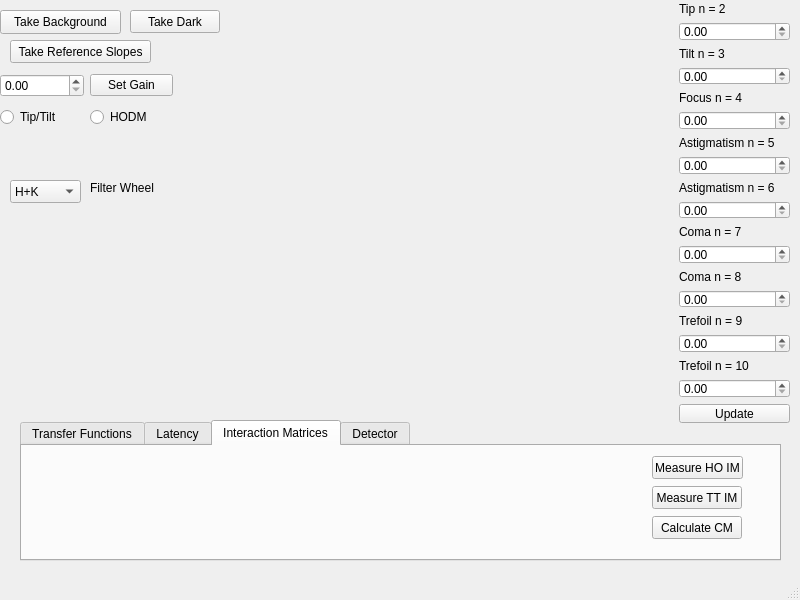
Old version of the form src/Graffiti.ui in the repository soylentdeen/Graffiti.
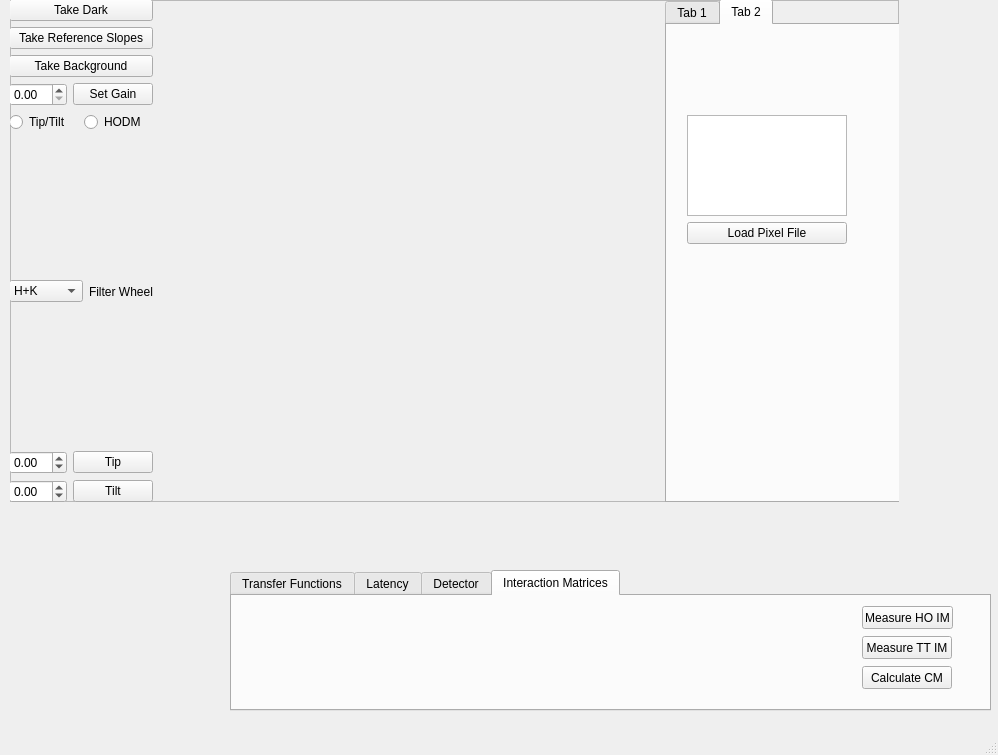
New version of the form. The open tabs and pages were chosen to show the change. Custom widgets are drawn as their Qt base class.

```diff
--- a/src/Graffiti.ui
+++ b/src/Graffiti.ui
@@ -6,331 +6,19 @@
    <rect>
     <x>0</x>
     <y>0</y>
-    <width>800</width>
-    <height>600</height>
+    <width>998</width>
+    <height>755</height>
    </rect>
   </property>
   <property name="windowTitle">
    <string>MainWindow</string>
   </property>
   <widget class="QWidget" name="centralwidget">
-   <widget class="QPushButton" name="BackgroundButton">
-    <property name="geometry">
-     <rect>
-      <x>0</x>
-      <y>10</y>
-      <width>121</width>
-      <height>24</height>
-     </rect>
-    </property>
-    <property name="text">
-     <string>Take Background</string>
-    </property>
-   </widget>
-   <widget class="MatplotlibWidget" name="DMPlotWindow" native="true">
-    <property name="geometry">
-     <rect>
-      <x>260</x>
-      <y>0</y>
-      <width>421</width>
-      <height>421</height>
-     </rect>
-    </property>
-   </widget>
-   <widget class="QWidget" name="verticalLayoutWidget">
-    <property name="geometry">
-     <rect>
-      <x>679</x>
-      <y>2</y>
-      <width>111</width>
-      <height>421</height>
-     </rect>
-    </property>
-    <layout class="QVBoxLayout" name="verticalLayout">
-     <item>
-      <widget class="QLabel" name="label_8">
-       <property name="text">
-        <string>Tip n = 2</string>
-       </property>
-      </widget>
-     </item>
-     <item>
-      <widget class="QDoubleSpinBox" name="noll2SB">
-       <property name="maximum">
-        <double>10.000000000000000</double>
-       </property>
-       <property name="singleStep">
-        <double>0.010000000000000</double>
-       </property>
-      </widget>
-     </item>
-     <item>
-      <widget class="QLabel" name="label_9">
-       <property name="text">
-        <string>Tilt n = 3</string>
-       </property>
-      </widget>
-     </item>
-     <item>
-      <widget class="QDoubleSpinBox" name="noll3SB">
-       <property name="maximum">
-        <double>10.000000000000000</double>
-       </property>
-       <property name="singleStep">
-        <double>0.010000000000000</double>
-       </property>
-      </widget>
-     </item>
-     <item>
-      <widget class="QLabel" name="label">
-       <property name="text">
-        <string>Focus n = 4</string>
-       </property>
-      </widget>
-     </item>
-     <item>
-      <widget class="QDoubleSpinBox" name="noll4SB">
-       <property name="maximum">
-        <double>10.000000000000000</double>
-       </property>
-       <property name="singleStep">
-        <double>0.010000000000000</double>
-       </property>
-      </widget>
-     </item>
-     <item>
-      <widget class="QLabel" name="label_2">
-       <property name="text">
-        <string>Astigmatism n = 5</string>
-       </property>
-      </widget>
-     </item>
-     <item>
-      <widget class="QDoubleSpinBox" name="noll5SB">
-       <property name="maximum">
-        <double>10.000000000000000</double>
-       </property>
-       <property name="singleStep">
-        <double>0.010000000000000</double>
-       </property>
-      </widget>
-     </item>
-     <item>
-      <widget class="QLabel" name="label_3">
-       <property name="text">
-        <string>Astigmatism n = 6</string>
-       </property>
-      </widget>
-     </item>
-     <item>
-      <widget class="QDoubleSpinBox" name="noll6SB">
-       <property name="maximum">
-        <double>10.000000000000000</double>
-       </property>
-       <property name="singleStep">
-        <double>0.010000000000000</double>
-       </property>
-      </widget>
-     </item>
-     <item>
-      <widget class="QLabel" name="label_4">
-       <property name="text">
-        <string>Coma n = 7</string>
-       </property>
-      </widget>
-     </item>
-     <item>
-      <widget class="QDoubleSpinBox" name="noll7SB">
-       <property name="maximum">
-        <double>10.000000000000000</double>
-       </property>
-       <property name="singleStep">
-        <double>0.010000000000000</double>
-       </property>
-      </widget>
-     </item>
-     <item>
-      <widget class="QLabel" name="label_5">
-       <property name="text">
-        <string>Coma n = 8</string>
-       </property>
-      </widget>
-     </item>
-     <item>
-      <widget class="QDoubleSpinBox" name="noll8SB">
-       <property name="maximum">
-        <double>10.000000000000000</double>
-       </property>
-       <property name="singleStep">
-        <double>0.010000000000000</double>
-       </property>
-      </widget>
-     </item>
-     <item>
-      <widget class="QLabel" name="label_6">
-       <property name="text">
-        <string>Trefoil n = 9</string>
-       </property>
-      </widget>
-     </item>
-     <item>
-      <widget class="QDoubleSpinBox" name="noll9SB">
-       <property name="maximum">
-        <double>10.000000000000000</double>
-       </property>
-       <property name="singleStep">
-        <double>0.010000000000000</double>
-       </property>
-      </widget>
-     </item>
-     <item>
-      <widget class="QLabel" name="label_7">
-       <property name="text">
-        <string>Trefoil n = 10</string>
-       </property>
-      </widget>
-     </item>
-     <item>
-      <widget class="QDoubleSpinBox" name="noll10SB">
-       <property name="maximum">
-        <double>10.000000000000000</double>
-       </property>
-       <property name="singleStep">
-        <double>0.010000000000000</double>
-       </property>
-      </widget>
-     </item>
-     <item>
-      <widget class="QPushButton" name="UpdateZernButton">
-       <property name="text">
-        <string>Update</string>
-       </property>
-      </widget>
-     </item>
-    </layout>
-   </widget>
-   <widget class="QWidget" name="verticalLayoutWidget_2">
-    <property name="geometry">
-     <rect>
-      <x>0</x>
-      <y>70</y>
-      <width>173</width>
-      <height>61</height>
-     </rect>
-    </property>
-    <layout class="QVBoxLayout" name="verticalLayout_3">
-     <item>
-      <layout class="QHBoxLayout" name="horizontalLayout_5">
-       <item>
-        <widget class="QDoubleSpinBox" name="Gain">
-         <property name="maximum">
-          <double>1.000000000000000</double>
-         </property>
-         <property name="singleStep">
-          <double>0.050000000000000</double>
-         </property>
-        </widget>
-       </item>
-       <item>
-        <widget class="QPushButton" name="SetGain">
-         <property name="text">
-          <string>Set Gain</string>
-         </property>
-        </widget>
-       </item>
-      </layout>
-     </item>
-     <item>
-      <layout class="QHBoxLayout" name="horizontalLayout_6">
-       <item>
-        <widget class="QRadioButton" name="TT_GainSelector">
-         <property name="text">
-          <string>Tip/Tilt</string>
-         </property>
-        </widget>
-       </item>
-       <item>
-        <widget class="QRadioButton" name="HO_GainSelector">
-         <property name="text">
-          <string>HODM</string>
-         </property>
-        </widget>
-       </item>
-      </layout>
-     </item>
-    </layout>
-   </widget>
-   <widget class="QPushButton" name="RefSlopes_Button">
-    <property name="geometry">
-     <rect>
-      <x>10</x>
-      <y>40</y>
-      <width>141</width>
-      <height>23</height>
-     </rect>
-    </property>
-    <property name="text">
-     <string>Take Reference Slopes</string>
-    </property>
-   </widget>
-   <widget class="QPushButton" name="pushButton">
-    <property name="geometry">
-     <rect>
-      <x>130</x>
-      <y>10</y>
-      <width>90</width>
-      <height>23</height>
-     </rect>
-    </property>
-    <property name="text">
-     <string>Take Dark</string>
-    </property>
-   </widget>
-   <widget class="QComboBox" name="FilterWheelCB">
-    <property name="geometry">
-     <rect>
-      <x>10</x>
-      <y>180</y>
-      <width>71</width>
-      <height>23</height>
-     </rect>
-    </property>
-    <item>
-     <property name="text">
-      <string>H+K</string>
-     </property>
-    </item>
-    <item>
-     <property name="text">
-      <string>ND 1</string>
-     </property>
-    </item>
-    <item>
-     <property name="text">
-      <string>ND 3</string>
-     </property>
-    </item>
-    <item>
-     <property name="text">
-      <string>Open</string>
-     </property>
-    </item>
-    <item>
-     <property name="text">
-      <string>Blank</string>
-     </property>
-    </item>
-    <item>
-     <property name="text">
-      <string>Initialize</string>
-     </property>
-    </item>
-   </widget>
    <widget class="QTabWidget" name="tabWidget">
     <property name="geometry">
      <rect>
-      <x>20</x>
-      <y>420</y>
+      <x>230</x>
+      <y>570</y>
       <width>761</width>
       <height>141</height>
      </rect>
@@ -446,50 +134,6 @@
       </property>
      </widget>
     </widget>
-    <widget class="QWidget" name="tab">
-     <attribute name="title">
-      <string>Interaction Matrices</string>
-     </attribute>
-     <widget class="QPushButton" name="HO_IM_Button">
-      <property name="geometry">
-       <rect>
-        <x>630</x>
-        <y>10</y>
-        <width>91</width>
-        <height>23</height>
-       </rect>
-      </property>
-      <property name="text">
-       <string>Measure HO IM</string>
-      </property>
-     </widget>
-     <widget class="QPushButton" name="TT_IM_Button">
-      <property name="geometry">
-       <rect>
-        <x>630</x>
-        <y>40</y>
-        <width>90</width>
-        <height>23</height>
-       </rect>
-      </property>
-      <property name="text">
-       <string>Measure TT IM</string>
-      </property>
-     </widget>
-     <widget class="QPushButton" name="Calc_CM_Button">
-      <property name="geometry">
-       <rect>
-        <x>630</x>
-        <y>70</y>
-        <width>90</width>
-        <height>23</height>
-       </rect>
-      </property>
-      <property name="text">
-       <string>Calculate CM</string>
-      </property>
-     </widget>
-    </widget>
     <widget class="QWidget" name="tab_3">
      <attribute name="title">
       <string>Detector</string>
@@ -567,19 +211,482 @@
       </property>
      </widget>
     </widget>
+    <widget class="QWidget" name="tab">
+     <attribute name="title">
+      <string>Interaction Matrices</string>
+     </attribute>
+     <widget class="QPushButton" name="HO_IM_Button">
+      <property name="geometry">
+       <rect>
+        <x>630</x>
+        <y>10</y>
+        <width>91</width>
+        <height>23</height>
+       </rect>
+      </property>
+      <property name="text">
+       <string>Measure HO IM</string>
+      </property>
+     </widget>
+     <widget class="QPushButton" name="TT_IM_Button">
+      <property name="geometry">
+       <rect>
+        <x>630</x>
+        <y>40</y>
+        <width>90</width>
+        <height>23</height>
+       </rect>
+      </property>
+      <property name="text">
+       <string>Measure TT IM</string>
+      </property>
+     </widget>
+     <widget class="QPushButton" name="Calc_CM_Button">
+      <property name="geometry">
+       <rect>
+        <x>630</x>
+        <y>70</y>
+        <width>90</width>
+        <height>23</height>
+       </rect>
+      </property>
+      <property name="text">
+       <string>Calculate CM</string>
+      </property>
+     </widget>
+    </widget>
    </widget>
-   <widget class="QLabel" name="label_11">
+   <widget class="QFrame" name="frame">
     <property name="geometry">
      <rect>
-      <x>90</x>
-      <y>180</y>
-      <width>71</width>
-      <height>16</height>
+      <x>10</x>
+      <y>0</y>
+      <width>889</width>
+      <height>502</height>
      </rect>
     </property>
-    <property name="text">
-     <string>Filter Wheel</string>
+    <property name="frameShape">
+     <enum>QFrame::StyledPanel</enum>
     </property>
+    <property name="frameShadow">
+     <enum>QFrame::Raised</enum>
+    </property>
+    <widget class="QWidget" name="horizontalLayoutWidget">
+     <property name="geometry">
+      <rect>
+       <x>-1</x>
+       <y>-1</y>
+       <width>891</width>
+       <height>504</height>
+      </rect>
+     </property>
+     <layout class="QHBoxLayout" name="horizontalLayout_3">
+      <item>
+       <layout class="QVBoxLayout" name="verticalLayout_4">
+        <item>
+         <layout class="QVBoxLayout" name="verticalLayout_7">
+          <item>
+           <widget class="QPushButton" name="pushButton">
+            <property name="text">
+             <string>Take Dark</string>
+            </property>
+           </widget>
+          </item>
+          <item>
+           <widget class="QPushButton" name="RefSlopes_Button">
+            <property name="text">
+             <string>Take Reference Slopes</string>
+            </property>
+           </widget>
+          </item>
+          <item>
+           <widget class="QPushButton" name="BackgroundButton">
+            <property name="text">
+             <string>Take Background</string>
+            </property>
+           </widget>
+          </item>
+          <item>
+           <layout class="QVBoxLayout" name="verticalLayout_3">
+            <item>
+             <layout class="QHBoxLayout" name="horizontalLayout_5">
+              <item>
+               <widget class="QDoubleSpinBox" name="Gain">
+                <property name="maximum">
+                 <double>1.000000000000000</double>
+                </property>
+                <property name="singleStep">
+                 <double>0.050000000000000</double>
+                </property>
+               </widget>
+              </item>
+              <item>
+               <widget class="QPushButton" name="SetGain">
+                <property name="text">
+                 <string>Set Gain</string>
+                </property>
+               </widget>
+              </item>
+             </layout>
+            </item>
+            <item>
+             <layout class="QHBoxLayout" name="horizontalLayout_6">
+              <item>
+               <widget class="QRadioButton" name="TT_GainSelector">
+                <property name="text">
+                 <string>Tip/Tilt</string>
+                </property>
+               </widget>
+              </item>
+              <item>
+               <widget class="QRadioButton" name="HO_GainSelector">
+                <property name="text">
+                 <string>HODM</string>
+                </property>
+               </widget>
+              </item>
+             </layout>
+            </item>
+           </layout>
+          </item>
+          <item>
+           <layout class="QHBoxLayout" name="horizontalLayout_4">
+            <item>
+             <widget class="QComboBox" name="FilterWheelCB">
+              <item>
+               <property name="text">
+                <string>H+K</string>
+               </property>
+              </item>
+              <item>
+               <property name="text">
+                <string>ND 1</string>
+               </property>
+              </item>
+              <item>
+               <property name="text">
+                <string>ND 3</string>
+               </property>
+              </item>
+              <item>
+               <property name="text">
+                <string>Open</string>
+               </property>
+              </item>
+              <item>
+               <property name="text">
+                <string>Blank</string>
+               </property>
+              </item>
+              <item>
+               <property name="text">
+                <string>Initialize</string>
+               </property>
+              </item>
+             </widget>
+            </item>
+            <item>
+             <widget class="QLabel" name="label_11">
+              <property name="text">
+               <string>Filter Wheel</string>
+              </property>
+             </widget>
+            </item>
+           </layout>
+          </item>
+         </layout>
+        </item>
+        <item>
+         <layout class="QVBoxLayout" name="verticalLayout_2">
+          <item>
+           <layout class="QHBoxLayout" name="horizontalLayout">
+            <item>
+             <widget class="QDoubleSpinBox" name="Tip_SpinBox">
+              <property name="minimum">
+               <double>-1.000000000000000</double>
+              </property>
+              <property name="maximum">
+               <double>1.000000000000000</double>
+              </property>
+              <property name="singleStep">
+               <double>0.010000000000000</double>
+              </property>
+             </widget>
+            </item>
+            <item>
+             <widget class="QPushButton" name="TipButton">
+              <property name="text">
+               <string>Tip</string>
+              </property>
+             </widget>
+            </item>
+           </layout>
+          </item>
+          <item>
+           <layout class="QHBoxLayout" name="horizontalLayout_2">
+            <item>
+             <widget class="QDoubleSpinBox" name="Tilt_SpinBox">
+              <property name="minimum">
+               <double>-1.000000000000000</double>
+              </property>
+              <property name="maximum">
+               <double>1.000000000000000</double>
+              </property>
+              <property name="singleStep">
+               <double>0.010000000000000</double>
+              </property>
+             </widget>
+            </item>
+            <item>
+             <widget class="QPushButton" name="TiltButton">
+              <property name="text">
+               <string>Tilt</string>
+              </property>
+             </widget>
+            </item>
+           </layout>
+          </item>
+         </layout>
+        </item>
+       </layout>
+      </item>
+      <item>
+       <layout class="QVBoxLayout" name="verticalLayout_5">
+        <item alignment="Qt::AlignLeft|Qt::AlignTop">
+         <widget class="MatplotlibWidget" name="DMPlotWindow" native="true">
+          <property name="minimumSize">
+           <size>
+            <width>500</width>
+            <height>500</height>
+           </size>
+          </property>
+          <property name="maximumSize">
+           <size>
+            <width>640</width>
+            <height>640</height>
+           </size>
+          </property>
+         </widget>
+        </item>
+       </layout>
+      </item>
+      <item>
+       <layout class="QVBoxLayout" name="verticalLayout_6">
+        <item>
+         <widget class="QTabWidget" name="tabWidget_2">
+          <property name="currentIndex">
+           <number>0</number>
+          </property>
+          <widget class="QWidget" name="tab_4">
+           <attribute name="title">
+            <string>Tab 1</string>
+           </attribute>
+           <widget class="QWidget" name="verticalLayoutWidget">
+            <property name="geometry">
+             <rect>
+              <x>20</x>
+              <y>20</y>
+              <width>111</width>
+              <height>433</height>
+             </rect>
+            </property>
+            <layout class="QVBoxLayout" name="verticalLayout">
+             <item>
+              <widget class="QLabel" name="label_8">
+               <property name="text">
+                <string>Tip n = 2</string>
+               </property>
+              </widget>
+             </item>
+             <item>
+              <widget class="QDoubleSpinBox" name="noll2SB">
+               <property name="maximum">
+                <double>10.000000000000000</double>
+               </property>
+               <property name="singleStep">
+                <double>0.010000000000000</double>
+               </property>
+              </widget>
+             </item>
+             <item>
+              <widget class="QLabel" name="label_9">
+               <property name="text">
+                <string>Tilt n = 3</string>
+               </property>
+              </widget>
+             </item>
+             <item>
+              <widget class="QDoubleSpinBox" name="noll3SB">
+               <property name="maximum">
+                <double>10.000000000000000</double>
+               </property>
+               <property name="singleStep">
+                <double>0.010000000000000</double>
+               </property>
+              </widget>
+             </item>
+             <item>
+              <widget class="QLabel" name="label">
+               <property name="text">
+                <string>Focus n = 4</string>
+               </property>
+              </widget>
+             </item>
+             <item>
+              <widget class="QDoubleSpinBox" name="noll4SB">
+               <property name="maximum">
+                <double>10.000000000000000</double>
+               </property>
+               <property name="singleStep">
+                <double>0.010000000000000</double>
+               </property>
+              </widget>
+             </item>
+             <item>
+              <widget class="QLabel" name="label_2">
+               <property name="text">
+                <string>Astigmatism n = 5</string>
+               </property>
+              </widget>
+             </item>
+             <item>
+              <widget class="QDoubleSpinBox" name="noll5SB">
+               <property name="maximum">
+                <double>10.000000000000000</double>
+               </property>
+               <property name="singleStep">
+                <double>0.010000000000000</double>
+               </property>
+              </widget>
+             </item>
+             <item>
+              <widget class="QLabel" name="label_3">
+               <property name="text">
+                <string>Astigmatism n = 6</string>
+               </property>
+              </widget>
+             </item>
+             <item>
+              <widget class="QDoubleSpinBox" name="noll6SB">
+               <property name="maximum">
+                <double>10.000000000000000</double>
+               </property>
+               <property name="singleStep">
+                <double>0.010000000000000</double>
+               </property>
+              </widget>
+             </item>
+             <item>
+              <widget class="QLabel" name="label_4">
+               <property name="text">
+                <string>Coma n = 7</string>
+               </property>
+              </widget>
+             </item>
+             <item>
+              <widget class="QDoubleSpinBox" name="noll7SB">
+               <property name="maximum">
+                <double>10.000000000000000</double>
+               </property>
+               <property name="singleStep">
+                <double>0.010000000000000</double>
+               </property>
+              </widget>
+             </item>
+             <item>
+              <widget class="QLabel" name="label_5">
+               <property name="text">
+                <string>Coma n = 8</string>
+               </property>
+              </widget>
+             </item>
+             <item>
+              <widget class="QDoubleSpinBox" name="noll8SB">
+               <property name="maximum">
+                <double>10.000000000000000</double>
+               </property>
+               <property name="singleStep">
+                <double>0.010000000000000</double>
+               </property>
+              </widget>
+             </item>
+             <item>
+              <widget class="QLabel" name="label_6">
+               <property name="text">
+                <string>Trefoil n = 9</string>
+               </property>
+              </widget>
+             </item>
+             <item>
+              <widget class="QDoubleSpinBox" name="noll9SB">
+               <property name="maximum">
+                <double>10.000000000000000</double>
+               </property>
+               <property name="singleStep">
+                <double>0.010000000000000</double>
+               </property>
+              </widget>
+             </item>
+             <item>
+              <widget class="QLabel" name="label_7">
+               <property name="text">
+                <string>Trefoil n = 10</string>
+               </property>
+              </widget>
+             </item>
+             <item>
+              <widget class="QDoubleSpinBox" name="noll10SB">
+               <property name="maximum">
+                <double>10.000000000000000</double>
+               </property>
+               <property name="singleStep">
+                <double>0.010000000000000</double>
+               </property>
+              </widget>
+             </item>
+             <item>
+              <widget class="QPushButton" name="UpdateZernButton">
+               <property name="text">
+                <string>Update</string>
+               </property>
+              </widget>
+             </item>
+            </layout>
+           </widget>
+          </widget>
+          <widget class="QWidget" name="tab_5">
+           <attribute name="title">
+            <string>Tab 2</string>
+           </attribute>
+           <widget class="QWidget" name="verticalLayoutWidget_8">
+            <property name="geometry">
+             <rect>
+              <x>20</x>
+              <y>90</y>
+              <width>160</width>
+              <height>129</height>
+             </rect>
+            </property>
+            <layout class="QVBoxLayout" name="verticalLayout_8">
+             <item>
+              <widget class="QTreeView" name="treeView"/>
+             </item>
+             <item>
+              <widget class="QPushButton" name="PixelFileLoad">
+               <property name="text">
+                <string>Load Pixel File</string>
+               </property>
+              </widget>
+             </item>
+            </layout>
+           </widget>
+          </widget>
+         </widget>
+        </item>
+       </layout>
+      </item>
+     </layout>
+    </widget>
    </widget>
   </widget>
   <widget class="QMenuBar" name="menubar">
```
Left out of the diff: 7 changed lines with no effect on the pictures.
